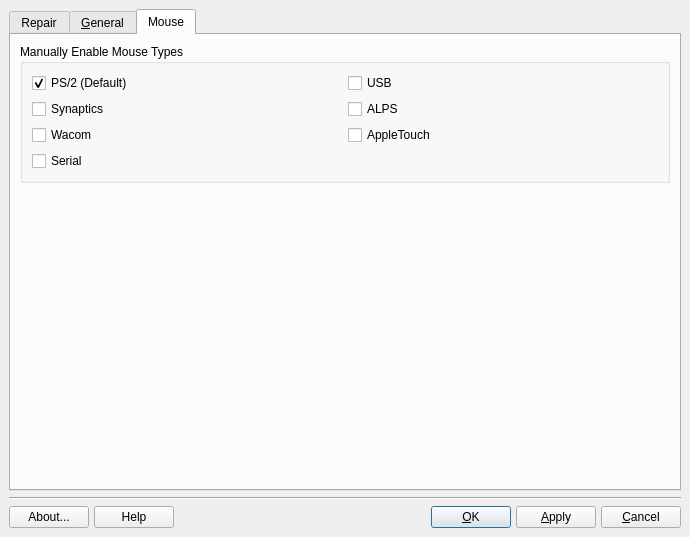
This is meconfig.ui in MEPIS-Community/MEPIS-Xconfig as Qt 5 draws it before an edit. The edited form follows.
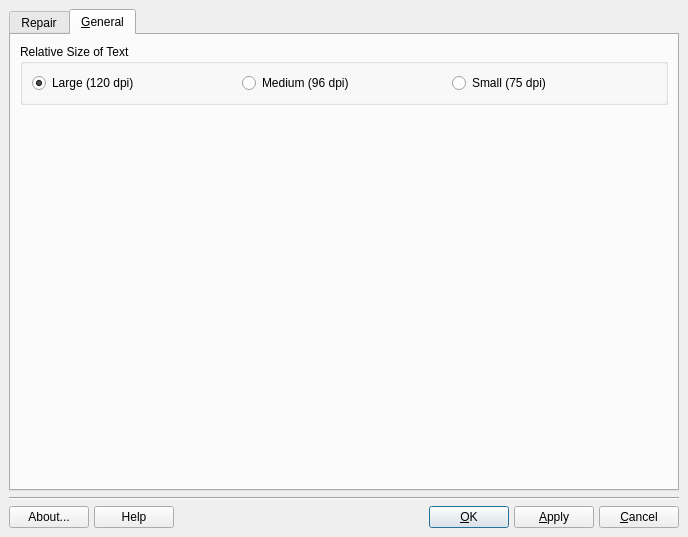
This is the edited form. Icons and pictures are not drawn.

Commit message: successfully removed Mouse tab code from: mconfig.cpp, mconfig.h and meconfig.ui

Patch:
```diff
--- a/meconfig.ui
+++ b/meconfig.ui
@@ -6,7 +6,7 @@
    <rect>
     <x>0</x>
     <y>0</y>
-    <width>690</width>
+    <width>688</width>
     <height>537</height>
    </rect>
   </property>
@@ -44,7 +44,7 @@
       </sizepolicy>
      </property>
      <property name="currentIndex">
-      <number>2</number>
+      <number>1</number>
      </property>
      <widget class="QWidget" name="repairTabPage">
       <attribute name="icon">
@@ -269,106 +269,6 @@
        </item>
       </layout>
      </widget>
-     <widget class="QWidget" name="mouseTabPage">
-      <attribute name="icon">
-       <iconset>
-        <normaloff>../../../../../../share/icons/nuvola_platin_me/16x16/devices/mouse.png</normaloff>../../../../../../share/icons/nuvola_platin_me/16x16/devices/mouse.png</iconset>
-      </attribute>
-      <attribute name="title">
-       <string>Mouse</string>
-      </attribute>
-      <attribute name="toolTip">
-       <string>Mouse configs</string>
-      </attribute>
-      <layout class="QVBoxLayout">
-       <property name="spacing">
-        <number>6</number>
-       </property>
-       <property name="margin">
-        <number>9</number>
-       </property>
-       <item>
-        <widget class="QGroupBox" name="mouseGroupBox">
-         <property name="title">
-          <string>Manually Enable Mouse Types</string>
-         </property>
-         <layout class="QGridLayout">
-          <property name="margin">
-           <number>9</number>
-          </property>
-          <property name="spacing">
-           <number>6</number>
-          </property>
-          <item row="3" column="0" colspan="2">
-           <widget class="QCheckBox" name="serialCheckBox">
-            <property name="text">
-             <string>Serial</string>
-            </property>
-           </widget>
-          </item>
-          <item row="2" column="1">
-           <widget class="QCheckBox" name="appleCheckBox">
-            <property name="text">
-             <string>AppleTouch</string>
-            </property>
-           </widget>
-          </item>
-          <item row="1" column="1">
-           <widget class="QCheckBox" name="alpsCheckBox">
-            <property name="text">
-             <string>ALPS</string>
-            </property>
-           </widget>
-          </item>
-          <item row="1" column="0">
-           <widget class="QCheckBox" name="synCheckBox">
-            <property name="text">
-             <string>Synaptics</string>
-            </property>
-           </widget>
-          </item>
-          <item row="0" column="1">
-           <widget class="QCheckBox" name="usbCheckBox">
-            <property name="text">
-             <string>USB</string>
-            </property>
-           </widget>
-          </item>
-          <item row="0" column="0">
-           <widget class="QCheckBox" name="ps2CheckBox">
-            <property name="text">
-             <string>PS/2 (Default)</string>
-            </property>
-            <property name="checked">
-             <bool>true</bool>
-            </property>
-           </widget>
-          </item>
-          <item row="2" column="0">
-           <widget class="QCheckBox" name="wacomCheckBox">
-            <property name="text">
-             <string>Wacom </string>
-            </property>
-           </widget>
-          </item>
-         </layout>
-        </widget>
-       </item>
-       <item>
-        <spacer>
-         <property name="orientation">
-          <enum>Qt::Vertical</enum>
-         </property>
-         <property name="sizeHint" stdset="0">
-          <size>
-           <width>20</width>
-           <height>40</height>
-          </size>
-         </property>
-        </spacer>
-       </item>
-      </layout>
-     </widget>
     </widget>
    </item>
    <item>
```
The commit also changes 2 other files.
